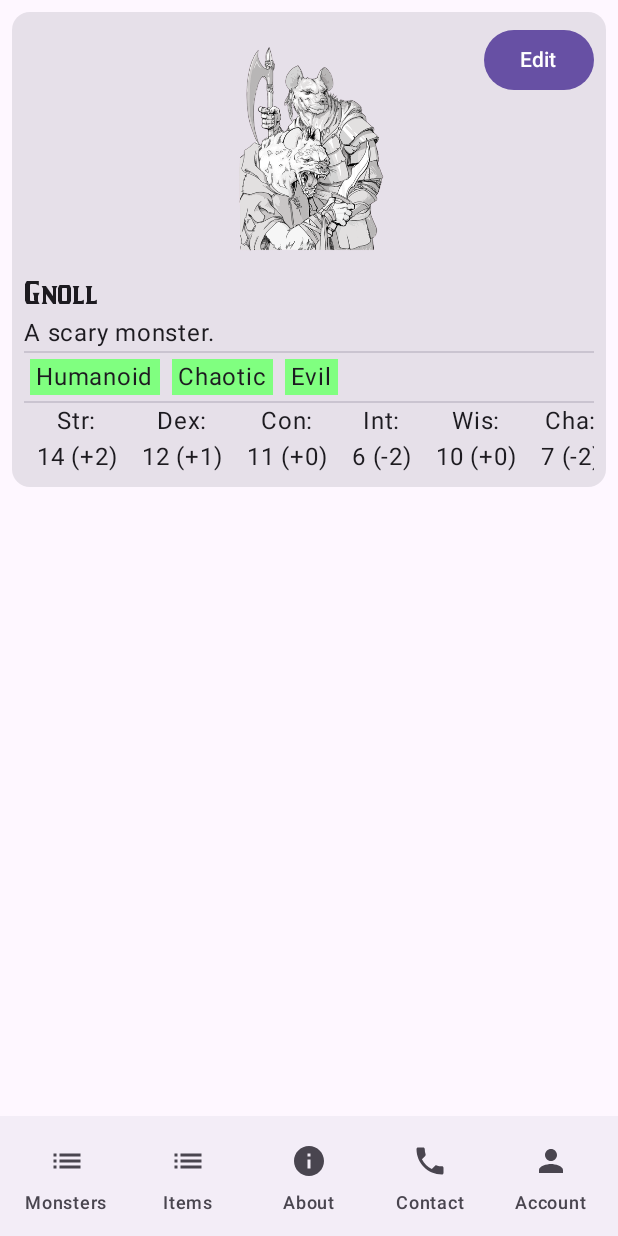
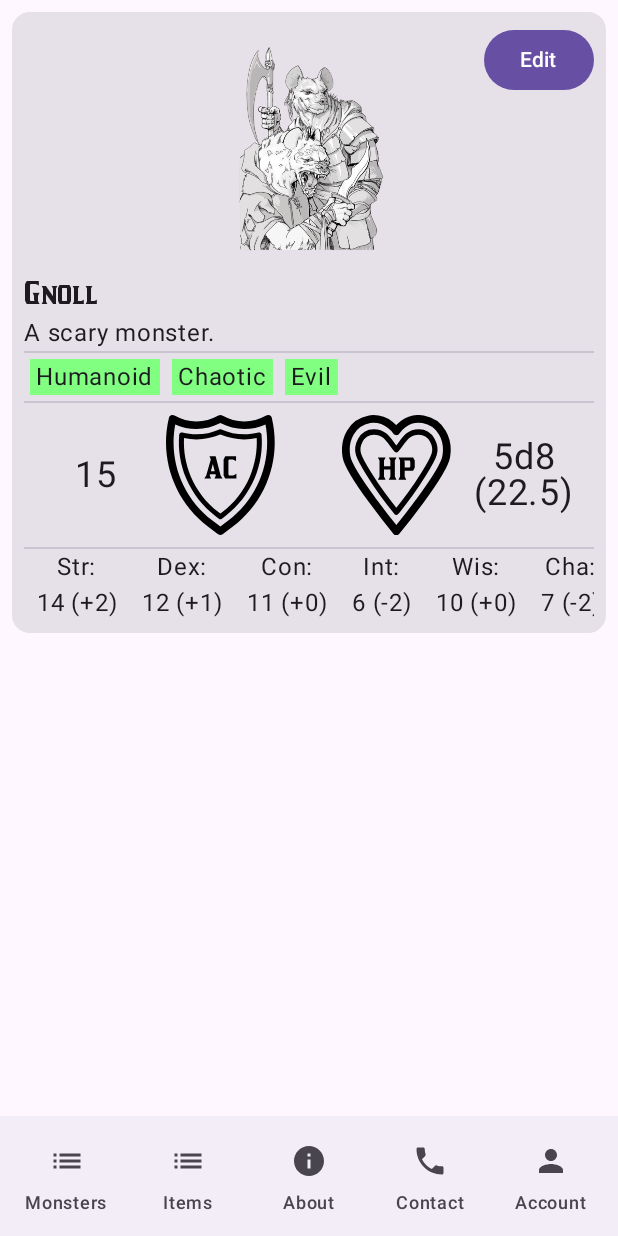
Before and after one commit to JorKov-JAC/dnd-app, an Android app built with Jetpack Compose: the screen it shows after launch (MainActivity), after a tap on "Gnoll", on a phone screen of 412 x 824 dp. Run offline under Robolectric (Android 15) with nearby library versions, the light colour scheme and no system bars; our stand-ins replace Firebase (no records; nobody signed in at launch, a user with empty details on screens opened directly).

Commit message:
feat: Show monster AC and HP

```diff
--- a/app/src/main/java/makovacs/dnd/ui/components/Creatures.kt
+++ b/app/src/main/java/makovacs/dnd/ui/components/Creatures.kt
@@ -3,30 +3,102 @@
 package makovacs.dnd.ui.components
 
 import android.graphics.Bitmap
+import android.icu.text.DecimalFormat
 import androidx.annotation.Size
 import androidx.compose.foundation.Image
 import androidx.compose.foundation.background
 import androidx.compose.foundation.horizontalScroll
 import androidx.compose.foundation.layout.Arrangement
+import androidx.compose.foundation.layout.Box
 import androidx.compose.foundation.layout.Row
+import androidx.compose.foundation.layout.fillMaxHeight
+import androidx.compose.foundation.layout.height
 import androidx.compose.foundation.layout.padding
 import androidx.compose.foundation.layout.width
 import androidx.compose.foundation.rememberScrollState
 import androidx.compose.material3.MaterialTheme
 import androidx.compose.material3.Text
 import androidx.compose.runtime.Composable
+import androidx.compose.ui.Alignment
 import androidx.compose.ui.Modifier
 import androidx.compose.ui.graphics.Color
 import androidx.compose.ui.platform.LocalDensity
+import androidx.compose.ui.res.painterResource
 import androidx.compose.ui.res.stringResource
 import androidx.compose.ui.text.style.TextAlign
 import androidx.compose.ui.unit.dp
 import androidx.compose.ui.unit.sp
 import makovacs.dnd.R
 import makovacs.dnd.data.dnd.AbilityScores
+import makovacs.dnd.data.dnd.Dice
 import makovacs.dnd.ui.util.abilityStrings
 import makovacs.dnd.ui.util.toBitmap
 import makovacs.dnd.ui.util.toPainter
+
+/**
+ * Display's information about a creature's Armor Class and Hit Points.
+ *
+ * @param ac The creature's Armor Class.
+ * @param hitDice The creature's Hit Dice.
+ * @param averageHp The creature's Average Hit Points.
+ */
+@Composable
+fun CreatureArmorAndHp(ac: Int, hitDice: Dice, averageHp: Float, modifier: Modifier = Modifier) {
+    Row(
+        modifier = Modifier
+            .height(with(LocalDensity.current) { 96.sp.toDp() })
+            .padding(vertical = 8.dp)
+            .then(modifier)
+    ) {
+        Box(
+            contentAlignment = Alignment.Center,
+            modifier = Modifier
+                .weight(1f)
+                .fillMaxHeight()
+        ) {
+            Text(
+                ac.toString(),
+                textAlign = TextAlign.Center,
+                fontSize = 24.sp
+            )
+        }
+        Box(
+            contentAlignment = Alignment.CenterStart,
+            modifier = Modifier
+                .weight(1f)
+                .fillMaxHeight()
+        ) {
+            Image(
+                painterResource(R.drawable.ac_shield),
+                "Armor Class"
+            )
+        }
+
+        Box(
+            contentAlignment = Alignment.CenterEnd,
+            modifier = Modifier
+                .weight(1f)
+                .fillMaxHeight()
+        ) {
+            Image(
+                painterResource(R.drawable.hp_heart),
+                "Hit Points"
+            )
+        }
+        Box(
+            contentAlignment = Alignment.Center,
+            modifier = Modifier
+                .weight(1f)
+                .fillMaxHeight()
+        ) {
+            Text(
+                "${hitDice}\n(${DecimalFormat("0.##").format(averageHp)})",
+                textAlign = TextAlign.Center,
+                fontSize = 24.sp
+            )
+        }
+    }
+}
 
 /**
  * Displays a creature's name.
--- a/app/src/main/java/makovacs/dnd/ui/components/Monsters.kt
+++ b/app/src/main/java/makovacs/dnd/ui/components/Monsters.kt
@@ -79,16 +79,27 @@ fun MonsterDetails(monster: Monster, modifier: Modifier = Modifier) {
                     .align(Alignment.CenterHorizontally)
             )
 
-            // Details
+            // Name and description
             CreatureName(name = monster.name)
             CreatureDesc(desc = monster.descriptionOrDefault)
 
             Divider()
 
+            // Tags
             CreatureTags(tags = monster.tags)
 
             Divider()
 
+            // AC and HP
+            CreatureArmorAndHp(
+                ac = monster.armorClass,
+                hitDice = monster.hitDice,
+                averageHp = monster.avgHitPoints
+            )
+
+            Divider()
+
+            // Ability scores
             AbilityScoresDisplay(
                 abilityScores = monster.abilityScores,
                 modifier = Modifier.fillMaxWidth()
@@ -172,7 +183,9 @@ fun MonstersSearchList(
         mapper = { query, monster -> if (query.matches(monster)) monster.name else null },
         label = "Query (ex: \"Gnoll +Humanoid -Small\")",
         key = { it.id },
-        modifier = Modifier.padding(4.dp).then(modifier)
+        modifier = Modifier
+            .padding(4.dp)
+            .then(modifier)
     ) { _, it ->
         Box {
             var cardModifier: Modifier = Modifier
--- /dev/null
+++ b/app/src/main/res/drawable/ac_shield.xml
@@ -0,0 +1,16 @@
+<vector xmlns:android="http://schemas.android.com/apk/res/android"
+    android:width="724.85dp"
+    android:height="800dp"
+    android:viewportWidth="431.28"
+    android:viewportHeight="476">
+  <path
+      android:pathData="m419.78,11.51c-1.11,-4.63 -4.34,-8.45 -8.72,-10.31 -4.38,-1.86 -9.38,-1.54 -13.48,0.88 -53.77,31.63 -120.57,31.63 -174.34,0 -4.69,-2.76 -10.52,-2.76 -15.21,0 -53.77,31.63 -120.57,31.63 -174.34,0C29.6,-0.34 24.6,-0.66 20.22,1.2 15.85,3.06 12.61,6.88 11.5,11.51 -27.17,173.09 33.5,342.21 166.08,442.36l40.52,30.61c2.67,2.02 5.86,3.03 9.04,3.03 3.18,0 6.37,-1.01 9.04,-3.03l40.52,-30.61C397.78,342.21 458.46,173.09 419.78,11.51ZM247.12,418.42 L215.64,442.2 184.16,418.42C66.27,329.37 9.63,181.54 36.65,37.41 93.61,63.55 159.92,61.81 215.64,32.19c55.72,29.62 122.03,31.36 179,5.22 27.02,144.13 -29.62,291.96 -147.51,381.01z"
+      android:fillColor="#000000"/>
+  <path
+      android:pathData="m374.84,71.15c-2.41,-1.71 -5.45,-2.27 -8.3,-1.52 -18.3,4.77 -37.18,7.18 -56.11,7.18 -30.96,0 -62.33,-6.67 -90.71,-19.3 -2.59,-1.15 -5.54,-1.15 -8.13,0 -28.39,12.62 -59.75,19.3 -90.71,19.3 -18.93,0 -37.81,-2.42 -56.12,-7.18 -2.86,-0.75 -5.9,-0.19 -8.3,1.52 -2.41,1.71 -3.94,4.39 -4.18,7.33 -4.87,58.74 4.66,118.51 27.56,172.86 25.04,59.44 65.5,111.43 117,150.32l12.8,9.67c1.78,1.35 3.9,2.02 6.03,2.02 2.12,0 4.24,-0.67 6.03,-2.02l12.8,-9.67c51.5,-38.9 91.95,-90.88 117,-150.32 22.9,-54.35 32.43,-114.13 27.56,-172.86 -0.25,-2.94 -1.77,-5.63 -4.18,-7.33zM333.03,243.58c-23.68,56.2 -61.93,105.35 -110.62,142.13l-6.77,5.11 -6.77,-5.11C160.18,348.93 121.93,299.78 98.25,243.58 78.11,195.76 68.9,143.5 71.43,91.72c16.24,3.38 32.82,5.09 49.43,5.09 32.27,0 64.93,-6.65 94.78,-19.26 29.84,12.61 62.51,19.26 94.78,19.26 16.61,0 33.19,-1.71 49.43,-5.09 2.53,51.77 -6.67,104.03 -26.82,151.85z"
+      android:fillColor="#000000"/>
+  <path
+      android:pathData="m178.01,222.77h15.23l-7.49,-28.56zM196.54,235.47h-21.96l-1.02,4.06 5.08,12.69h-26.66l7.62,-12.57 18.15,-62.96 -5.08,-13.33h24.12l19.93,76.16 7.62,12.69h-31.73l5.08,-12.69zM279.3,233.31v18.91h-44.43l-6.35,-12.57v-63.59l6.35,-12.69h43.03v18.91,0.13l-12.69,-6.35h-15.23l-2.41,4.57v54.71l2.16,4.19h16.88z"
+      android:strokeWidth="0.595"
+      android:fillColor="#000000"/>
+</vector>
--- /dev/null
+++ b/app/src/main/res/drawable/hp_heart.xml
@@ -0,0 +1,26 @@
+<vector xmlns:android="http://schemas.android.com/apk/res/android"
+    android:width="192dp"
+    android:height="212dp"
+    android:viewportWidth="192"
+    android:viewportHeight="212">
+  <path
+      android:pathData="m54.48,7.01c-1.82,0.04 -3.7,0.22 -5.63,0.56 -30.96,5.35 -46.28,35.29 -40.94,66.21 5.34,30.92 88.09,131.69 88.09,131.69 0,0 82.76,-100.76 88.09,-131.69 5.34,-30.92 -9.99,-60.86 -40.94,-66.21C112.19,2.21 96,28.56 96,28.56c0,0 -14.23,-22.19 -41.52,-21.55z"
+      android:strokeLineJoin="round"
+      android:strokeWidth="13.7203"
+      android:fillColor="#00000000"
+      android:strokeColor="#000000"
+      android:strokeLineCap="round"/>
+  <path
+      android:pathData="m56.2,30.03c-22.84,0.14 -31.6,25.27 -26.96,39.76 4.64,14.49 29.4,52.42 41.98,69.51 12.59,17.1 17.4,23.02 24.77,32.45 7.38,-9.42 12.19,-15.35 24.77,-32.45 12.59,-17.1 37.34,-55.02 41.98,-69.51 4.64,-14.49 -4.13,-39.62 -26.96,-39.76C112.96,29.88 107.1,49.73 96,61.14 84.9,49.73 79.04,29.88 56.2,30.03Z"
+      android:strokeLineJoin="round"
+      android:strokeWidth="9.48"
+      android:fillColor="#00000000"
+      android:strokeColor="#000000"
+      android:strokeLineCap="round"/>
+  <path
+      android:fillColor="#FF000000"
+      android:pathData="m96.25,74.9 l-2.88,5.64v28.22l2.82,5.64L82.65,114.41l2.82,-5.64L85.47,96.35h-11.29v12.42l2.82,5.64L63.46,114.41l2.82,-5.64v-28.22l-2.82,-5.64h13.6l-2.88,5.64v10.16h11.29v-10.16l-2.82,-5.64zM110.76,92.96h8.92l0.96,-1.92v-8.47l-1.02,-2.03h-9.82l0.96,2.03zM125.72,98.61h-14.96v10.16l2.82,5.64h-13.83l2.82,-5.59v-28.28l-2.82,-5.64h25.96l2.82,5.59v12.47z"
+      android:strokeLineJoin="round"
+      android:strokeWidth="9"
+      android:strokeLineCap="round"/>
+</vector>
```
